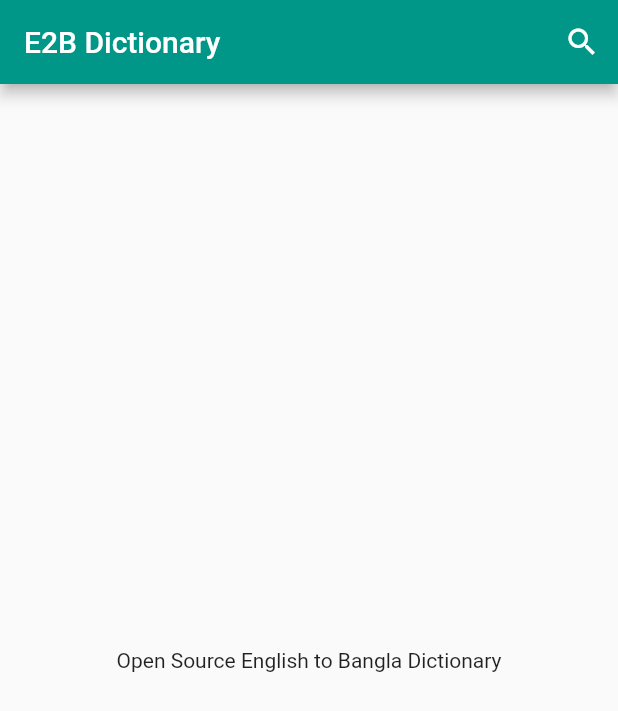
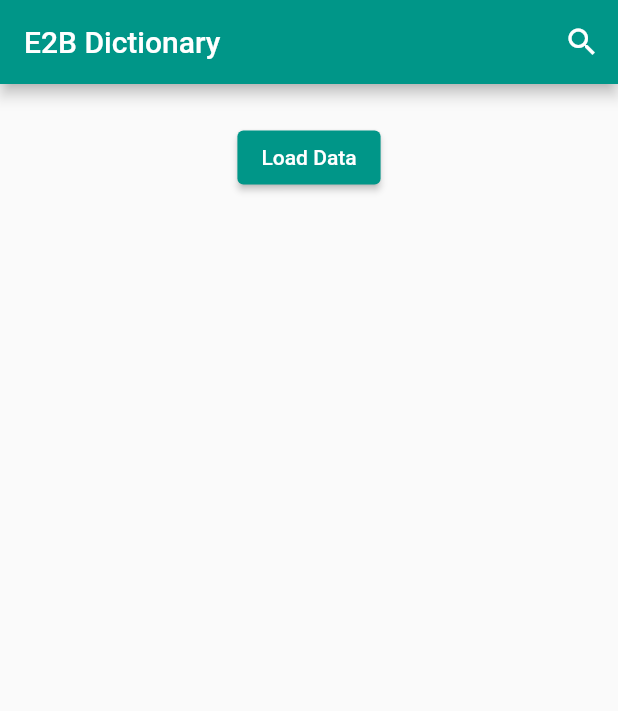
Before and after one commit to rajibdpi/dictionary, a Flutter app: the screen it shows after launch, on a phone screen of 412 x 824 dp. Shown: the top 711 px of the screen. Run offline on Flutter 3.47's test engine with Material 2 defaults, Android fonts, the phone set to English and light mode, and no system bars.

Commit message:
Updated db format

```diff
--- a/lib/main.dart
+++ b/lib/main.dart
@@ -52,7 +52,7 @@ class _HomePageState extends State<HomePage> {
         await rootBundle.loadString('assets/BengaliDictionary.json');
     final data = await json.decode(response);
     setState(() {
-      _items = data["words"];
+      _items = data['words'];
     });
   }
 
@@ -71,8 +71,35 @@ class _HomePageState extends State<HomePage> {
           )
         ],
       ),
-      body: const Center(
-        child: Text('Open Source English to Bangla Dictionary'),
+      body: Padding(
+        padding: const EdgeInsets.all(25),
+        child: Column(
+          children: [
+            ElevatedButton(
+              child: const Text('Load Data'),
+              onPressed: readJson,
+            ),
+
+            // Display the data loaded from sample.json
+            _items.isNotEmpty
+                ? Expanded(
+                    child: ListView.builder(
+                      itemCount: _items.length,
+                      itemBuilder: (context, index) {
+                        return Card(
+                          margin: const EdgeInsets.all(10),
+                          child: ListTile(
+                            leading: Text(_items[index]["bn"]),
+                            title: Text(_items[index]["en"]),
+                            // subtitle: Text(_items[index]["description"]),
+                          ),
+                        );
+                      },
+                    ),
+                  )
+                : Container()
+          ],
+        ),
       ),
     );
   }
```
